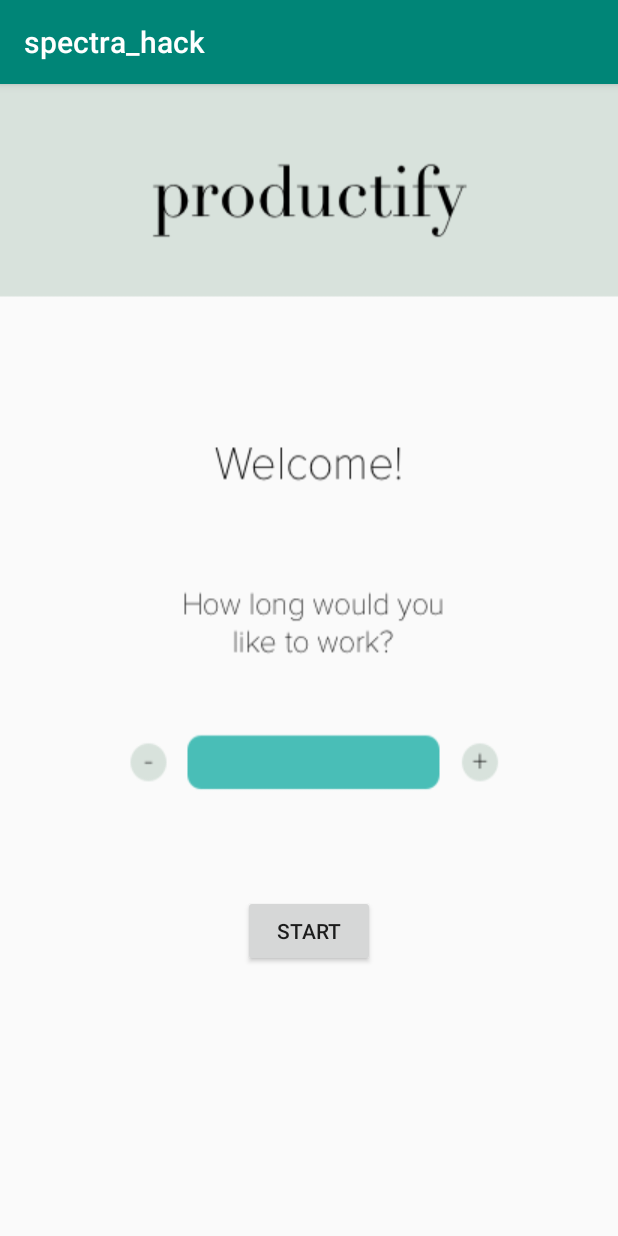
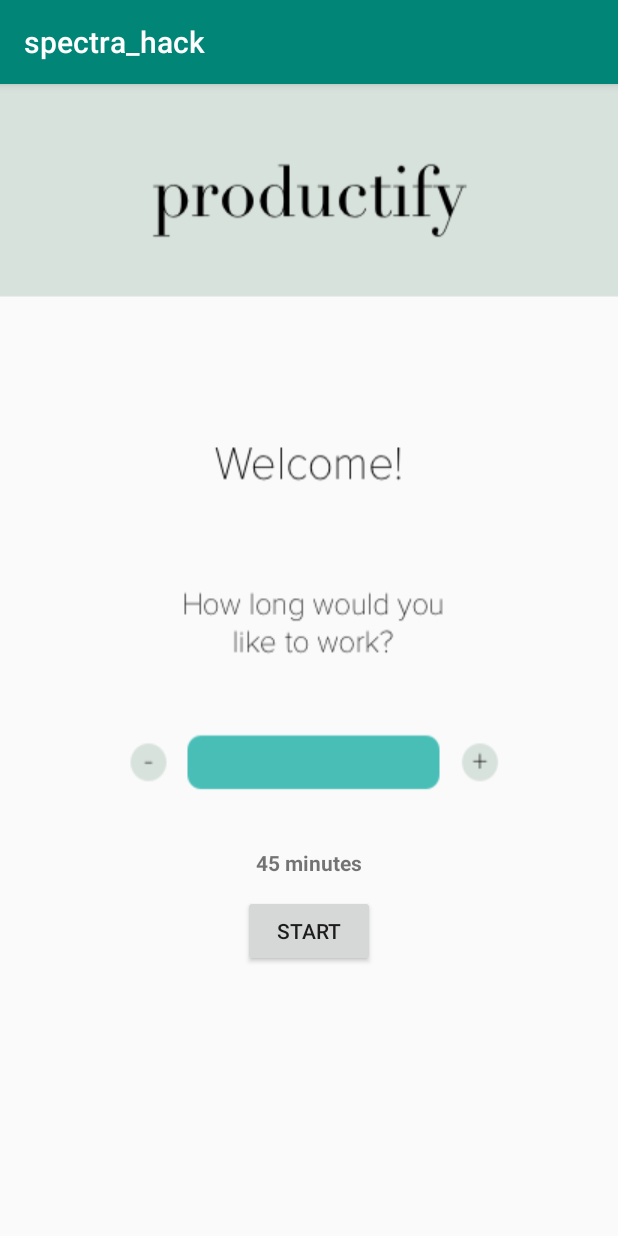
Before and after one commit to msli2/spectra_hack, an Android app: the SelectWorkTime screen opened directly, with no data from a screen before it, on a phone screen of 412 x 824 dp. Run offline under Robolectric (Android 15) with nearby library versions, the phone set to English and light mode, and no system bars.

Commit message:
fixed buttons again

```diff
--- a/app/src/main/res/layout/select_work_time.xml
+++ b/app/src/main/res/layout/select_work_time.xml
@@ -23,7 +23,9 @@
         android:layout_alignParentBottom="true"
         android:layout_centerHorizontal="true"
         android:layout_marginBottom="239dp"
-        android:text="" />
+        android:text="45 minutes"
+        android:textAlignment="center"
+        android:textStyle="bold" />
 
     <Button
         android:id="@+id/button_minus"
```
